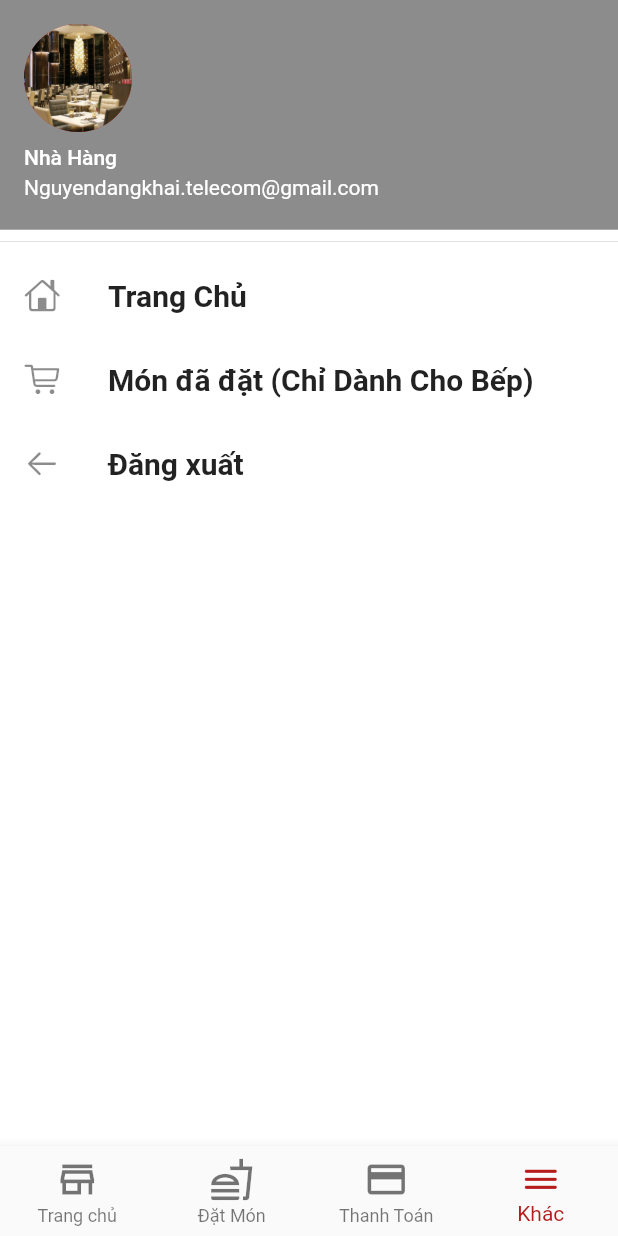
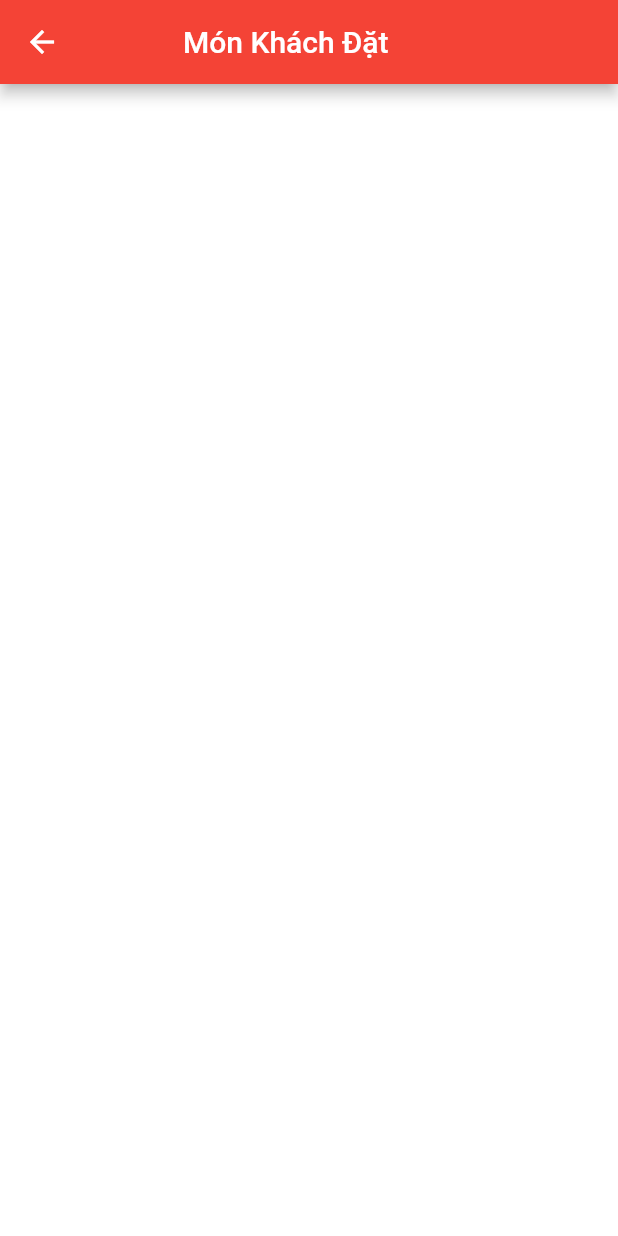
Before and after one commit to KhaiPost2208/DATN, a Flutter app: the screen it shows once a user with an empty profile is signed in, item 4 of the bottom bar chosen, after a tap on "Món đã đặt (Chỉ Dành Cho Bếp)", on a phone screen of 412 x 824 dp. Run offline on Flutter 3.47's test engine with Material 2 defaults, Android fonts, the light colour scheme and no system bars; drawn by our look-alikes of zoom_tap_animation; our stand-ins replace auto_size_text, buttons_tabbar, cached_network_image, cloud_firestore, firebase_auth, firebase_core and 3 more; missing offline and left inert: image_network; accounts and stored records are empty.

Commit message:
add kitchen screen

```diff
--- a/lib/Screen/HomePage/MyHome.dart
+++ b/lib/Screen/HomePage/MyHome.dart
@@ -8,6 +8,7 @@ import 'package:flutter/material.dart';
 import 'package:get/get.dart';
 import 'package:get/get_core/src/get_main.dart';
 import 'package:zoom_tap_animation/zoom_tap_animation.dart';
+import '../../kitchen_screen/kitchen_screen.dart';
 import '../InformationFood/Information.dart';
 import '../activate_food/activate_food_screen.dart';
 import '../payment_screen/payment_screen.dart';
@@ -90,7 +91,11 @@ class _HomePageState extends State<HomePage> {
             ),
           ),
           ZoomTapAnimation(
-            onTap: ()  {},
+            onTap: ()  {
+              Get.to(
+                    () => Kitchen(),
+              );
+            },
             child: ListTile(
               leading: Icon(
                 CupertinoIcons.cart,
--- a/lib/Screen/InformationFood/Information.dart
+++ b/lib/Screen/InformationFood/Information.dart
@@ -108,7 +108,7 @@ class Information extends StatelessWidget {
                         ),
                         SizedBox(height: 8),
                         Text(
-                          "Phở Việt Nam",
+                          "Phở Việt",
                           style: TextStyle(
                             fontSize: 24,
                             fontWeight: FontWeight.bold,
--- /dev/null
+++ b/lib/kitchen_screen/kitchen_screen.dart
@@ -0,0 +1,22 @@
+import 'package:flutter/material.dart';
+
+class Kitchen extends StatelessWidget {
+  const Kitchen({super.key});
+
+  @override
+  Widget build(BuildContext context) {
+    return Scaffold(
+      appBar: AppBar(
+        title: Container(
+          child: Row(
+            children: [
+              SizedBox(width: 50),
+              Text('Món Khách Đặt'),
+            ],
+          ),
+        ),
+        // primary: false,
+      ),
+    );
+  }
+}
--- a/pubspec.yaml
+++ b/pubspec.yaml
@@ -84,6 +84,9 @@ flutter_launcher_icons:
     generate: true
     image_path: "path/to/image.png"
     modal_bottom_sheet: ^2.1.2
+    flutter_image_slideshow: ^0.1.6
+
+
 
 
 
```
Also changed, not shown: lib/Screen/payment_screen/payment_screen.dart (+8 -5 lines), pubspec.lock.
